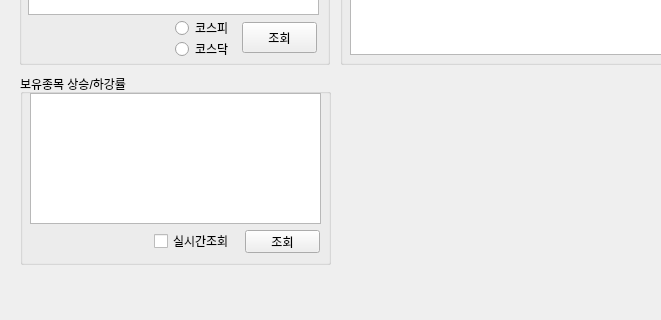
Old version of the form MyTrader.ui in the repository pjm8702/jasam; both pictures show x 0 to 661 and y 526 to 846 of the 1095 by 846 pixel window.
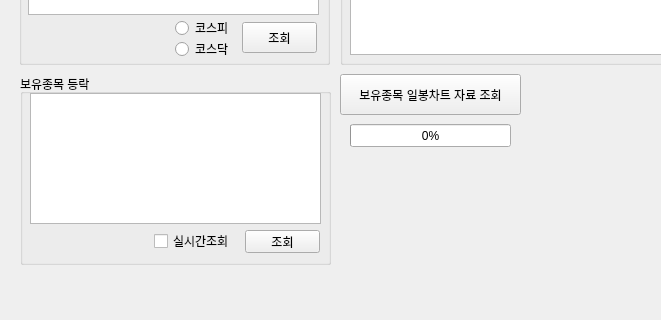
New version of the form.

Commit message: 주식기본정보요청 구현, 보유주식 일봉차트 버튼 및 Progress Bar 적용

```diff
--- a/MyTrader.ui
+++ b/MyTrader.ui
@@ -184,7 +184,7 @@
      </rect>
     </property>
     <property name="title">
-     <string>보유종목 상승/하강률</string>
+     <string>보유종목 등락</string>
     </property>
     <widget class="QCheckBox" name="checkBox_2">
      <property name="geometry">
@@ -442,6 +442,32 @@
      </property>
     </widget>
    </widget>
+   <widget class="QPushButton" name="pushButton_5">
+    <property name="geometry">
+     <rect>
+      <x>340</x>
+      <y>600</y>
+      <width>181</width>
+      <height>41</height>
+     </rect>
+    </property>
+    <property name="text">
+     <string>보유종목 일봉차트 자료 조회</string>
+    </property>
+   </widget>
+   <widget class="QProgressBar" name="progressBar">
+    <property name="geometry">
+     <rect>
+      <x>350</x>
+      <y>650</y>
+      <width>161</width>
+      <height>23</height>
+     </rect>
+    </property>
+    <property name="value">
+     <number>0</number>
+    </property>
+   </widget>
   </widget>
   <widget class="QMenuBar" name="menubar">
    <property name="geometry">
```
The commit also changes 2 other files.
